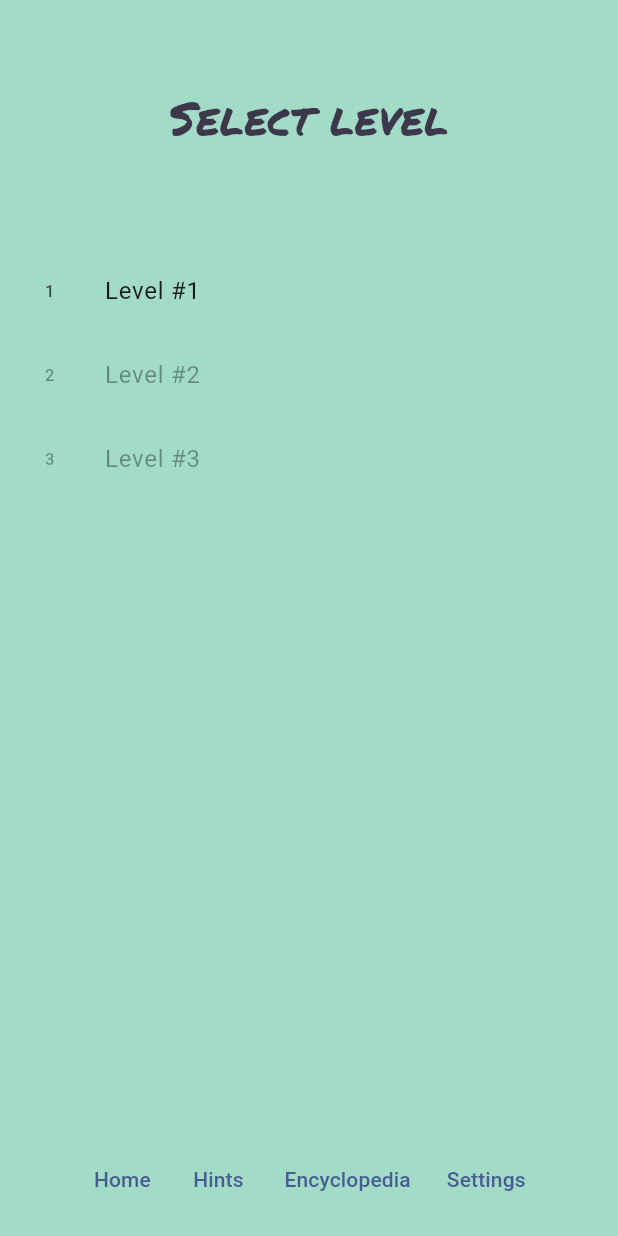
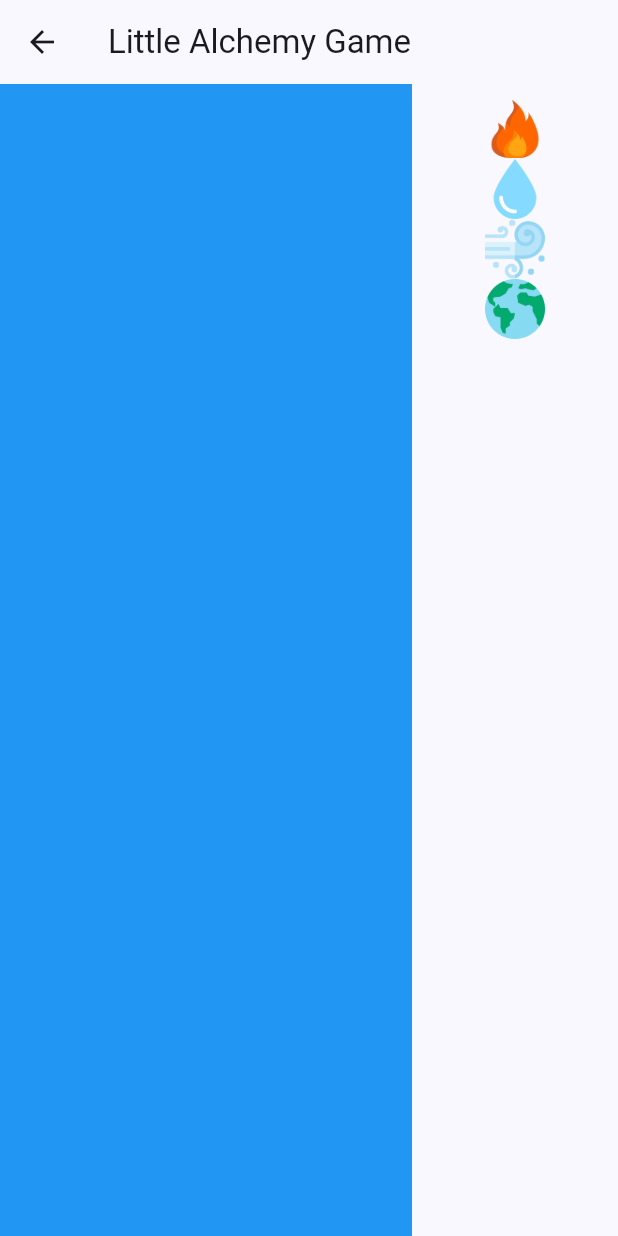
Before and after one commit to h0nu/585-group8, a Flutter app: the screen it shows after launch, after a tap on "Play", on a phone screen of 412 x 824 dp. Run offline on Flutter 3.47's test engine with Material 3 defaults, Android fonts, the phone set to English and light mode, and no system bars; our stand-ins replace firebase_core, firebase_crashlytics, go_router, shared_preferences; missing offline and left inert: games_services; accounts and stored records are empty.

Commit message:
Pushing the code that I modified

```diff
--- a/lib/main.dart
+++ b/lib/main.dart
@@ -1,8 +1,3 @@
-// Copyright 2022, the Flutter project authors. Please see the AUTHORS file
-// for details. All rights reserved. Use of this source code is governed by a
-// BSD-style license that can be found in the LICENSE file.
-
-// Uncomment the following lines when enabling Firebase Crashlytics
 import 'dart:io';
 import 'package:firebase_core/firebase_core.dart';
 import 'package:firebase_crashlytics/firebase_crashlytics.dart';
@@ -35,8 +30,7 @@ import 'src/style/my_transition.dart';
 import 'src/style/palette.dart';
 import 'src/style/snack_bar.dart';
 import 'src/win_game/win_game_screen.dart';
-import 'src/level_selection/hints.dart';
-import 'src/level_selection/encyclopedia.dart';
+import 'src/play_session/Alchemy_play_session.dart';
 
 Future<void> main() async {
   // Subscribe to log messages.
@@ -111,93 +105,31 @@ class MyApp extends StatelessWidget {
         path: '/',
         builder: (context, state) =>
             const MainMenuScreen(key: Key('main menu')),
-          routes: [
-            GoRoute(
-                path: 'play',
-                pageBuilder: (context, state) => buildMyTransition<void>(
-                      key: ValueKey('play'),
-                      child: const LevelSelectionScreen(
-                        key: Key('level selection'),
-                      ),
-                      color: context.watch<Palette>().backgroundLevelSelection,
-                    ),
-                routes: [
-                  GoRoute(
-                    path: 'session/:level',
-                    pageBuilder: (context, state) {
-                      final levelNumber =
-                          int.parse(state.pathParameters['level']!);
-                      final level = gameLevels
-                          .singleWhere((e) => e.number == levelNumber);
-                      return buildMyTransition<void>(
-                        key: ValueKey('level'),
-                        child: PlaySessionScreen(
-                          level,
-                          key: const Key('play session'),
-                        ),
-                        color: context.watch<Palette>().backgroundPlaySession,
-                      );
-                    },
       ),
       GoRoute(
-                    path: 'won',
-                    redirect: (context, state) {
-                      if (state.extra == null) {
-                        // Trying to navigate to a win screen without any data.
-                        // Possibly by using the browser's back button.
-                        return '/';
-                      }
-
-                      // Otherwise, do not redirect.
-                      return null;
-                    },
-                    pageBuilder: (context, state) {
-                      final map = state.extra! as Map<String, dynamic>;
-                      final score = map['score'] as Score;
-
-                      return buildMyTransition<void>(
-                        key: ValueKey('won'),
-                        child: WinGameScreen(
-                          score: score,
-                          key: const Key('win game'),
-                        ),
-                        color: context.watch<Palette>().backgroundPlaySession,
-                      );
-                    },
-                  )
-                ]),
-            GoRoute(
-              path: 'settings',
-              builder: (context, state) =>
-                  const SettingsScreen(key: Key('settings')),
+        path: '/settings', // Ensure the path starts with "/"
+        builder: (context, state) => const SettingsScreen(key: Key('settings')),
       ),
       GoRoute(
-              path: 'encyclopedia',
-              builder: (context, state) =>
-                  const EncyclopediaScreen(key: Key('encyclopedia')),
+        path: '/play', // Ensure the path starts with "/"
+        builder: (context, state) => AlchemyGame(),
       ),
-            GoRoute(
-              path: 'hints',
-              builder: (context, state) =>
-                  const HintsScreen(key: Key('hints')),
-            ),
-          ]),
     ],
   );
 
   final PlayerProgressPersistence playerProgressPersistence;
-
   final SettingsPersistence settingsPersistence;
-
   final GamesServicesController? gamesServicesController;
 
+  final GlobalKey<ScaffoldMessengerState> scaffoldMessengerKey =
+      GlobalKey<ScaffoldMessengerState>();
 
-  const MyApp({
+  MyApp({
     required this.playerProgressPersistence,
     required this.settingsPersistence,
     required this.gamesServicesController,
-    super.key,
-  });
+    Key? key,
+  }) : super(key: key);
 
   @override
   Widget build(BuildContext context) {
@@ -212,15 +144,16 @@ class MyApp extends StatelessWidget {
             },
           ),
           Provider<GamesServicesController?>.value(
-              value: gamesServicesController),
-          Provider<SettingsController>(
-            lazy: false,
+            value: gamesServicesController,
+          ),
+          Provider(
+            create: (context) => Palette(),
+          ),
+          // ChangeNotifierProvider for SettingsController with explicit type argument
+          ChangeNotifierProvider<SettingsController>(
             create: (context) => SettingsController(
               persistence: settingsPersistence,
             )..loadStateFromPersistence(),
-          ),
-          Provider(
-            create: (context) => Palette(),
           ),
         ],
         child: Builder(builder: (context) {
--- a/lib/src/level_selection/level_selection_screen.dart
+++ b/lib/src/level_selection/level_selection_screen.dart
@@ -1,7 +1,3 @@
-// Copyright 2022, the Flutter project authors. Please see the AUTHORS file
-// for details. All rights reserved. Use of this source code is governed by a
-// BSD-style license that can be found in the LICENSE file.
-
 import 'package:flutter/material.dart';
 import 'package:go_router/go_router.dart';
 import 'package:provider/provider.dart';
@@ -9,10 +5,9 @@ import 'package:provider/provider.dart';
 import '../player_progress/player_progress.dart';
 import '../style/palette.dart';
 import '../style/responsive_screen.dart';
-import 'levels.dart';
 
 class LevelSelectionScreen extends StatelessWidget {
-  const LevelSelectionScreen({super.key});
+  const LevelSelectionScreen({Key? key});
 
   @override
   Widget build(BuildContext context) {
@@ -38,18 +33,17 @@ class LevelSelectionScreen extends StatelessWidget {
             Expanded(
               child: ListView(
                 children: [
-                  for (final level in gameLevels)
-                    ListTile(
-                      enabled: playerProgress.highestLevelReached >=
-                          level.number - 1,
-                      onTap: () {
-
-                        GoRouter.of(context)
-                            .go('/play/session/${level.number}');
-                      },
-                      leading: Text(level.number.toString()),
-                      title: Text('Level #${level.number}'),
-                    )
+                  ListTile(
+                    enabled: playerProgress.highestLevelReached >=
+                        0, // Adjust the level condition
+                    onTap: () {
+                      // Navigate to Little Alchemy
+                      GoRouter.of(context).push('/play/session/alchemy');
+                    },
+                    leading: Text('1'), // Adjust the level number
+                    title: Text('Little Alchemy'), // Adjust the level title
+                  ),
+                  // You can add more levels or modify as needed
                 ],
               ),
             ),
@@ -57,32 +51,26 @@ class LevelSelectionScreen extends StatelessWidget {
         ),
         rectangularMenuArea: Row(
           mainAxisAlignment: MainAxisAlignment.center,
-          children:[
-
+          children: [
             TextButton(
               onPressed: () {
                 GoRouter.of(context).go('/play');
               },
               child: const Text('Home'),
             ),
-
             TextButton(
-              onPressed: () {
-                GoRouter.of(context).push('/hints');
-              },
+              onPressed: () => GoRouter.of(context).push('/settings'),
               child: const Text('Hints'),
             ),
-
             TextButton(
-              onPressed: () => GoRouter.of(context).push('/encyclopedia'),
+              onPressed: () => GoRouter.of(context).push('/settings'),
               child: const Text('Encyclopedia'),
             ),
-
             TextButton(
               onPressed: () => GoRouter.of(context).push('/settings'),
               child: const Text('Settings'),
             ),
-            ],
+          ],
         ),
       ),
     );
--- a/lib/src/level_selection/levels.dart
+++ b/lib/src/level_selection/levels.dart
@@ -11,16 +11,6 @@ const gameLevels = [
     achievementIdIOS: 'first_win',
     // You get this string when you configure an achievement in Play Console.
     achievementIdAndroid: 'NhkIwB69ejkMAOOLDb',
-  ),
-  GameLevel(
-    number: 2,
-    difficulty: 42,
-  ),
-  GameLevel(
-    number: 3,
-    difficulty: 100,
-    achievementIdIOS: 'finished',
-    achievementIdAndroid: 'CdfIhE96aspNWLGSQg',
   ),
 ];
 
@@ -42,8 +32,9 @@ class GameLevel {
     this.achievementIdIOS,
     this.achievementIdAndroid,
   }) : assert(
-            (achievementIdAndroid != null && achievementIdIOS != null) ||
-                (achievementIdAndroid == null && achievementIdIOS == null),
-            'Either both iOS and Android achievement ID must be provided, '
-            'or none');
+          (achievementIdAndroid != null && achievementIdIOS != null) ||
+              (achievementIdAndroid == null && achievementIdIOS == null),
+          'Either both iOS and Android achievement ID must be provided, '
+          'or none',
+        );
 }
--- a/lib/src/main_menu/main_menu_screen.dart
+++ b/lib/src/main_menu/main_menu_screen.dart
@@ -48,7 +48,6 @@ class MainMenuScreen extends StatelessWidget {
               child: const Text('Play'),
             ),
             _gap,
-
             FilledButton(
               onPressed: () => GoRouter.of(context).push('/settings'),
               child: const Text('Settings'),
--- /dev/null
+++ b/lib/src/play_session/Alchemy_play_session.dart
@@ -0,0 +1,168 @@
+import 'package:flutter/material.dart';
+import 'package:go_router/go_router.dart';
+import 'package:provider/provider.dart';
+
+class AlchemyGame extends StatefulWidget {
+  @override
+  _AlchemyGameState createState() => _AlchemyGameState();
+}
+
+class _AlchemyGameState extends State<AlchemyGame> {
+  List<String> inventory = [];
+  List<String> combinationSequence = [];
+
+  void combineElements(String element) {
+    combinationSequence.add(element);
+
+    if (combinationSequence.length == 2) {
+      if (combinationSequence.contains("fire") &&
+          combinationSequence.contains("water")) {
+        if (!inventory.contains("steam")) {
+          inventory.add("steam");
+        }
+      } else if (combinationSequence.contains("air") &&
+          combinationSequence.contains("earth")) {
+        if (!inventory.contains("dust")) {
+          inventory.add("dust");
+        }
+      } else if (combinationSequence.contains("steam") &&
+          combinationSequence.contains("earth")) {
+        if (!inventory.contains("dust")) {
+          inventory.add("dust");
+        }
+      }
+      // Clear the combination sequence
+      combinationSequence.clear();
+    }
+  }
+
+  @override
+  Widget build(BuildContext context) {
+    return Scaffold(
+      appBar: AppBar(
+        title: Text("Little Alchemy Game"),
+        leading: IconButton(
+          icon: Icon(Icons.arrow_back),
+          onPressed: () {
+            if (Navigator.of(context).canPop()) {
+              GoRouter.of(context).pop();
+            } else {
+              // Handle the case where there's nothing to pop
+              // For example, you might want to navigate to the main menu
+              GoRouter.of(context).go('/');
+            }
+          },
+        ),
+      ),
+      body: ChangeNotifierProvider(
+        create: (context) => AlchemyGameState(inventory, combinationSequence),
+        child: _AlchemyGameContent(),
+      ),
+    );
+  }
+}
+
+class _AlchemyGameContent extends StatelessWidget {
+  @override
+  Widget build(BuildContext context) {
+    final gameState = Provider.of<AlchemyGameState>(context);
+
+    return Row(
+      children: <Widget>[
+        Expanded(
+          flex: 4,
+          child: DragTarget<String>(
+            builder: (context, candidateData, rejectedData) {
+              return Container(
+                color: Colors.blue,
+              );
+            },
+            onAccept: (element) {
+              gameState.combineElements(element);
+            },
+          ),
+        ),
+        Expanded(
+          flex: 2,
+          child: Column(
+            mainAxisAlignment: MainAxisAlignment.center,
+            children: <Widget>[
+              SizedBox(height: 10),
+              Expanded(
+                child: ListView(
+                  children: <Widget>[
+                    Draggable<String>(
+                      data: "fire",
+                      feedback: Image.asset("assets/images/fire.png",
+                          width: 40, height: 40),
+                      child: Image.asset("assets/images/fire.png",
+                          width: 40, height: 40),
+                    ),
+                    Draggable<String>(
+                      data: "water",
+                      feedback: Image.asset("assets/images/water.png",
+                          width: 40, height: 40),
+                      child: Image.asset("assets/images/water.png",
+                          width: 40, height: 40),
+                    ),
+                    Draggable<String>(
+                      data: "air",
+                      feedback: Image.asset("assets/images/air.png",
+                          width: 40, height: 40),
+                      child: Image.asset("assets/images/air.png",
+                          width: 40, height: 40),
+                    ),
+                    Draggable<String>(
+                      data: "earth",
+                      feedback: Image.asset("assets/images/earth.png",
+                          width: 40, height: 40),
+                      child: Image.asset("assets/images/earth.png",
+                          width: 40, height: 40),
+                    ),
+                    for (var item in gameState.inventory)
+                      Image.asset("assets/images/$item.png",
+                          width: 40, height: 40),
+                  ],
+                ),
+              ),
+              SizedBox(height: 20),
+            ],
+          ),
+        ),
+      ],
+    );
+  }
+}
+
+class AlchemyGameState extends ChangeNotifier {
+  List<String> inventory;
+  List<String> combinationSequence;
+
+  AlchemyGameState(this.inventory, this.combinationSequence);
+
+  void combineElements(String element) {
+    combinationSequence.add(element);
+
+    if (combinationSequence.length == 2) {
+      if (combinationSequence.contains("fire") &&
+          combinationSequence.contains("water")) {
+        if (!inventory.contains("steam")) {
+          inventory.add("steam");
+        }
+      } else if (combinationSequence.contains("air") &&
+          combinationSequence.contains("earth")) {
+        if (!inventory.contains("dust")) {
+          inventory.add("dust");
+        }
+      } else if (combinationSequence.contains("steam") &&
+          combinationSequence.contains("earth")) {
+        if (!inventory.contains("dust")) {
+          inventory.add("dust");
+        }
+      }
+      // Clear the combination sequence
+      combinationSequence.clear();
+      notifyListeners(); // Notify listeners when the state changes
+    }
+  }
+}
--- a/lib/src/play_session/play_session_screen.dart
+++ b/lib/src/play_session/play_session_screen.dart
@@ -16,14 +16,13 @@ import '../level_selection/levels.dart';
 import '../player_progress/player_progress.dart';
 import '../style/confetti.dart';
 import '../style/palette.dart';
+import '../play_session/Alchemy_play_session.dart';
 
 class PlaySessionScreen extends StatefulWidget {
-  final GameLevel level;
-
-  const PlaySessionScreen(this.level, {super.key});
+  const PlaySessionScreen({Key? key}) : super(key: key);
 
   @override
-  State<PlaySessionScreen> createState() => _PlaySessionScreenState();
+  _PlaySessionScreenState createState() => _PlaySessionScreenState();
 }
 
 class _PlaySessionScreenState extends State<PlaySessionScreen> {
@@ -33,19 +32,21 @@ class _PlaySessionScreenState extends State<PlaySessionScreen> {
 
   static const _preCelebrationDuration = Duration(milliseconds: 500);
 
-  bool _duringCelebration = false;
+  late DateTime _startOfPlay;
 
-  late DateTime _startOfPlay;
+  bool _duringCelebration = false; // Define _duringCelebration here
 
   @override
   Widget build(BuildContext context) {
+    // Remove the condition checking for level 4
     final palette = context.watch<Palette>();
 
     return MultiProvider(
       providers: [
         ChangeNotifierProvider(
           create: (context) => LevelState(
-            goal: widget.level.difficulty,
+            // Set a dummy goal, as it won't be used for AlchemyGame
+            goal: 0,
             onWin: _playerWon,
           ),
         ),
@@ -72,29 +73,7 @@ class _PlaySessionScreenState extends State<PlaySessionScreen> {
                       ),
                     ),
                     const Spacer(),
-                    Text('Drag the slider to ${widget.level.difficulty}%'
-                        ' or above!'),
-                    Consumer<LevelState>(
-                      builder: (context, levelState, child) => Slider(
-                        label: 'Level Progress',
-                        autofocus: true,
-                        value: levelState.progress / 100,
-                        onChanged: (value) =>
-                            levelState.setProgress((value * 100).round()),
-                        onChangeEnd: (value) => levelState.evaluate(),
-                      ),
-                    ),
-                    const Spacer(),
-                    Padding(
-                      padding: const EdgeInsets.all(8.0),
-                      child: SizedBox(
-                        width: double.infinity,
-                        child: FilledButton(
-                          onPressed: () => GoRouter.of(context).go('/play'),
-                          child: const Text('Back'),
-                        ),
-                      ),
-                    ),
+                    // ... existing code for the slider
                   ],
                 ),
               ),
@@ -123,16 +102,19 @@ class _PlaySessionScreenState extends State<PlaySessionScreen> {
   }
 
   Future<void> _playerWon() async {
-    _log.info('Level ${widget.level.number} won');
+    _log.info('Player won');
+
+    // Handle the completion of AlchemyGame level
+    // You can add specific logic for AlchemyGame completion here
 
     final score = Score(
-      widget.level.number,
-      widget.level.difficulty,
+      0, // Set a dummy level number, as it won't be used for AlchemyGame
+      0, // Set a dummy difficulty, as it won't be used for AlchemyGame
       DateTime.now().difference(_startOfPlay),
     );
 
     final playerProgress = context.read<PlayerProgress>();
-    playerProgress.setLevelReached(widget.level.number);
+    playerProgress.setLevelReached(0); // Set a dummy level number
 
     // Let the player see the game just after winning for a bit.
     await Future<void>.delayed(_preCelebrationDuration);
@@ -145,21 +127,24 @@ class _PlaySessionScreenState extends State<PlaySessionScreen> {
     final gamesServicesController = context.read<GamesServicesController?>();
     if (gamesServicesController != null) {
       // Award achievement.
-      if (widget.level.awardsAchievement) {
-        await gamesServicesController.awardAchievement(
-          android: widget.level.achievementIdAndroid!,
-          iOS: widget.level.achievementIdIOS!,
-        );
-      }
+      // Note: You can customize this part based on your AlchemyGame completion logic.
+      // This is just a placeholder code.
+      await gamesServicesController.awardAchievement(
+        android: 'your_android_achievement_id',
+        iOS: 'your_ios_achievement_id',
+      );
 
       // Send score to leaderboard.
       await gamesServicesController.submitLeaderboardScore(score);
     }
 
-    /// Give the player some time to see the celebration animation.
+    // Give the player some time to see the celebration animation.
     await Future<void>.delayed(_celebrationDuration);
     if (!mounted) return;
 
-    GoRouter.of(context).go('/play/won', extra: {'score': score});
+    // Directly go to the AlchemyGame screen
+    GoRouter.of(context).go(
+      '/play/alchemy',
+    );
   }
 }
--- a/lib/src/settings/settings.dart
+++ b/lib/src/settings/settings.dart
@@ -8,7 +8,7 @@ import 'persistence/settings_persistence.dart';
 
 /// An class that holds settings like [playerName] or [musicOn],
 /// and saves them to an injected persistence store.
-class SettingsController {
+class SettingsController extends ChangeNotifier {
   final SettingsPersistence _persistence;
 
   /// Whether or not the sound is on at all. This overrides both music
@@ -32,5 +32,4 @@ class SettingsController {
     playerName.value = name;
     _persistence.savePlayerName(playerName.value);
   }
-
 }
```
Lines whose indentation alone changed are shown as unchanged.
